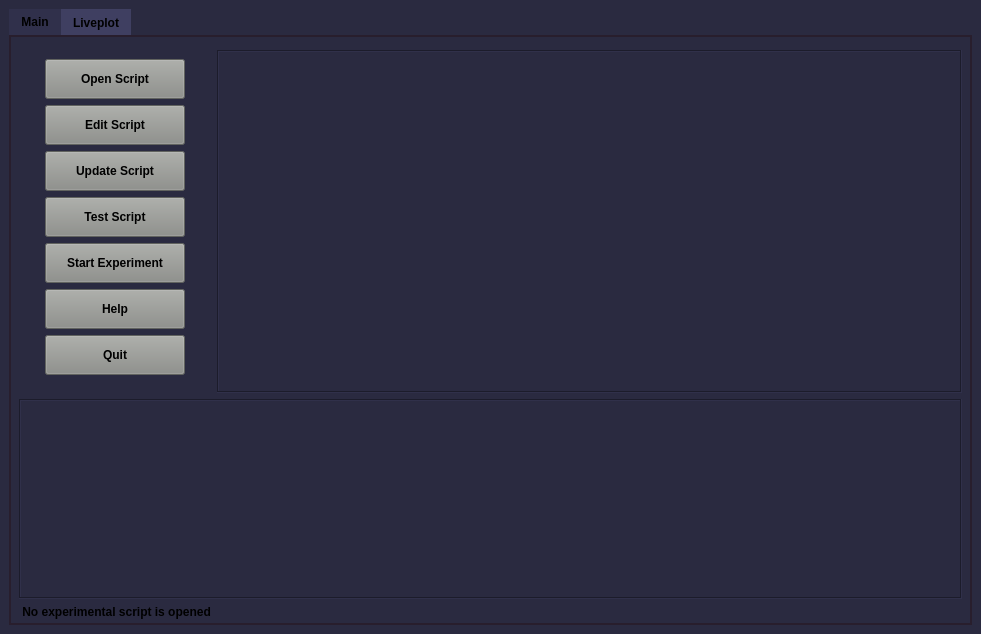
Above: atomize/main/gui/main_window.ui from Anatoly1010/Atomize before the change. Below: the same form after it.
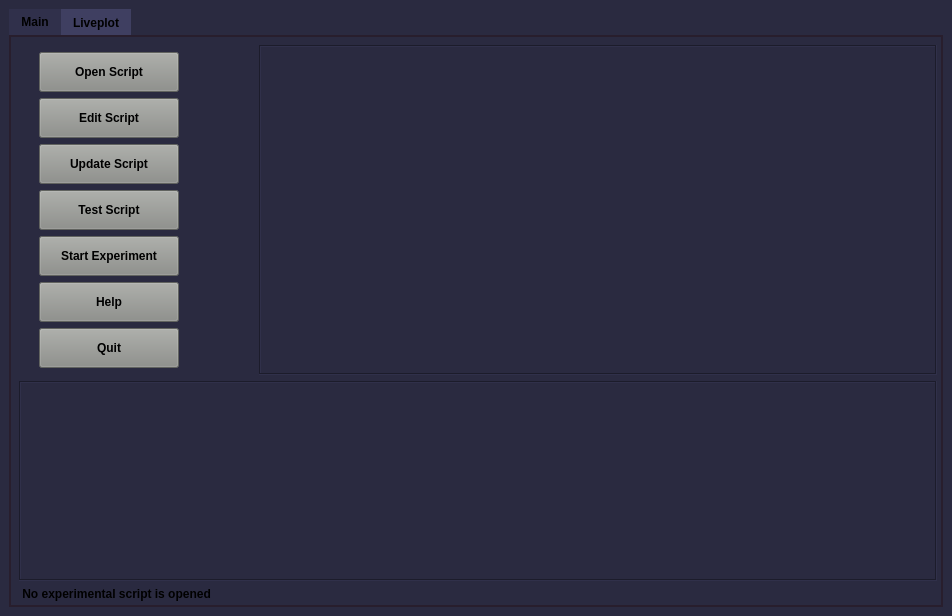
That is the form after the change. Custom widgets are drawn as their Qt base class.

Commit message: 2025-12-28; Gentec-EO Solo2 correction; Save-Open modules fix

Diff of the .ui file:
```diff
--- a/atomize/main/gui/main_window.ui
+++ b/atomize/main/gui/main_window.ui
@@ -6,8 +6,8 @@
    <rect>
     <x>0</x>
     <y>0</y>
-    <width>981</width>
-    <height>634</height>
+    <width>952</width>
+    <height>616</height>
    </rect>
   </property>
   <property name="sizePolicy">
@@ -95,151 +95,46 @@
          <number>4</number>
         </property>
         <item row="0" column="0">
-         <layout class="QGridLayout" name="gridLayout_tab" rowstretch="0,0,0,0,0,0,0,0,0,0,0,0" columnstretch="0,0,0,0,0">
+         <layout class="QGridLayout" name="gridLayout_tab" rowstretch="0,0,0,0,0,0,0,0,0,0,0,0,0,0" columnstretch="0,0,0,0">
           <property name="sizeConstraint">
            <enum>QLayout::SetMinAndMaxSize</enum>
           </property>
           <property name="topMargin">
-           <number>4</number>
+           <number>2</number>
           </property>
-          <item row="2" column="4">
-           <spacer name="horizontalSpacer_4">
-            <property name="orientation">
-             <enum>Qt::Horizontal</enum>
-            </property>
-            <property name="sizeHint" stdset="0">
-             <size>
-              <width>4</width>
-              <height>20</height>
-             </size>
-            </property>
-           </spacer>
-          </item>
-          <item row="6" column="1">
-           <widget class="QPushButton" name="button_start">
-            <property name="minimumSize">
-             <size>
-              <width>140</width>
-              <height>40</height>
-             </size>
-            </property>
-            <property name="font">
-             <font>
-              <weight>75</weight>
-              <bold>true</bold>
-             </font>
-            </property>
-            <property name="styleSheet">
-             <string notr="true">background-color: rgb(136, 138, 133);</string>
-            </property>
-            <property name="text">
-             <string>Start Experiment</string>
-            </property>
-           </widget>
-          </item>
+          <property name="horizontalSpacing">
+           <number>20</number>
+          </property>
+          <property name="verticalSpacing">
+           <number>6</number>
+          </property>
           <item row="2" column="1">
-           <widget class="QPushButton" name="button_open">
-            <property name="sizePolicy">
-             <sizepolicy hsizetype="Minimum" vsizetype="Fixed">
-              <horstretch>0</horstretch>
-              <verstretch>0</verstretch>
-             </sizepolicy>
-            </property>
-            <property name="minimumSize">
-             <size>
-              <width>140</width>
-              <height>40</height>
-             </size>
-            </property>
-            <property name="font">
-             <font>
-              <weight>75</weight>
-              <bold>true</bold>
-             </font>
-            </property>
-            <property name="styleSheet">
-             <string notr="true">background-color: rgb(136, 138, 133);</string>
-            </property>
-            <property name="text">
-             <string>Open Script</string>
-            </property>
-           </widget>
-          </item>
-          <item row="2" column="2">
-           <spacer name="horizontalSpacer">
+           <spacer name="verticalSpacer">
             <property name="orientation">
-             <enum>Qt::Horizontal</enum>
-            </property>
-            <property name="sizeHint" stdset="0">
-             <size>
-              <width>15</width>
-              <height>20</height>
-             </size>
-            </property>
-           </spacer>
-          </item>
-          <item row="1" column="1">
-           <spacer name="verticalSpacer_4">
-            <property name="orientation">
              <enum>Qt::Vertical</enum>
             </property>
-            <property name="sizeType">
-             <enum>QSizePolicy::Fixed</enum>
-            </property>
             <property name="sizeHint" stdset="0">
              <size>
               <width>20</width>
-              <height>0</height>
+              <height>5</height>
              </size>
             </property>
            </spacer>
           </item>
-          <item row="4" column="1">
-           <widget class="QPushButton" name="button_reload">
-            <property name="minimumSize">
-             <size>
-              <width>0</width>
-              <height>40</height>
-             </size>
-            </property>
-            <property name="font">
-             <font>
-              <weight>75</weight>
-              <bold>true</bold>
-             </font>
-            </property>
-            <property name="styleSheet">
-             <string notr="true">background-color: rgb(136, 138, 133);</string>
-            </property>
-            <property name="text">
-             <string>Update Script</string>
-            </property>
-           </widget>
-          </item>
-          <item row="1" column="0">
-           <spacer name="verticalSpacer_6">
-            <property name="orientation">
-             <enum>Qt::Vertical</enum>
-            </property>
-            <property name="sizeType">
-             <enum>QSizePolicy::Fixed</enum>
-            </property>
-            <property name="sizeHint" stdset="0">
-             <size>
-              <width>20</width>
-              <height>3</height>
-             </size>
-            </property>
-           </spacer>
-          </item>
-          <item row="1" column="3" rowspan="10">
+          <item row="2" column="3" rowspan="9">
            <widget class="CodeEditor" name="textEdit">
             <property name="sizePolicy">
              <sizepolicy hsizetype="Expanding" vsizetype="Expanding">
               <horstretch>100</horstretch>
-              <verstretch>100</verstretch>
+              <verstretch>250</verstretch>
              </sizepolicy>
             </property>
+            <property name="minimumSize">
+             <size>
+              <width>0</width>
+              <height>200</height>
+             </size>
+            </property>
             <property name="font">
              <font>
               <family>Arial</family>
@@ -286,8 +181,80 @@
             </property>
            </widget>
           </item>
+          <item row="7" column="1">
+           <widget class="QPushButton" name="button_start">
+            <property name="minimumSize">
+             <size>
+              <width>140</width>
+              <height>40</height>
+             </size>
+            </property>
+            <property name="font">
+             <font>
+              <weight>75</weight>
+              <bold>true</bold>
+             </font>
+            </property>
+            <property name="styleSheet">
+             <string notr="true">background-color: rgb(136, 138, 133);</string>
+            </property>
+            <property name="text">
+             <string>Start Experiment</string>
+            </property>
+           </widget>
+          </item>
+          <item row="5" column="1">
+           <widget class="QPushButton" name="button_reload">
+            <property name="minimumSize">
+             <size>
+              <width>0</width>
+              <height>40</height>
+             </size>
+            </property>
+            <property name="font">
+             <font>
+              <weight>75</weight>
+              <bold>true</bold>
+             </font>
+            </property>
+            <property name="styleSheet">
+             <string notr="true">background-color: rgb(136, 138, 133);</string>
+            </property>
+            <property name="text">
+             <string>Update Script</string>
+            </property>
+           </widget>
+          </item>
+          <item row="3" column="1">
+           <widget class="QPushButton" name="button_open">
+            <property name="sizePolicy">
+             <sizepolicy hsizetype="Minimum" vsizetype="Fixed">
+              <horstretch>0</horstretch>
+              <verstretch>0</verstretch>
+             </sizepolicy>
+            </property>
+            <property name="minimumSize">
+             <size>
+              <width>140</width>
+              <height>40</height>
+             </size>
+            </property>
+            <property name="font">
+             <font>
+              <weight>75</weight>
+              <bold>true</bold>
+             </font>
+            </property>
+            <property name="styleSheet">
+             <string notr="true">background-color: rgb(136, 138, 133);</string>
+            </property>
+            <property name="text">
+             <string>Open Script</string>
+            </property>
+           </widget>
+          </item>
           <item row="0" column="1">
-           <spacer name="verticalSpacer_5">
+           <spacer name="verticalSpacer_4">
             <property name="orientation">
              <enum>Qt::Vertical</enum>
             </property>
@@ -297,12 +264,34 @@
             <property name="sizeHint" stdset="0">
              <size>
               <width>20</width>
-              <height>3</height>
+              <height>0</height>
              </size>
             </property>
            </spacer>
           </item>
-          <item row="11" column="0" colspan="4">
+          <item row="4" column="1">
+           <widget class="QPushButton" name="button_edit">
+            <property name="minimumSize">
+             <size>
+              <width>140</width>
+              <height>40</height>
+             </size>
+            </property>
+            <property name="font">
+             <font>
+              <weight>75</weight>
+              <bold>true</bold>
+             </font>
+            </property>
+            <property name="styleSheet">
+             <string notr="true">background-color: rgb(136, 138, 133);</string>
+            </property>
+            <property name="text">
+             <string>Edit Script</string>
+            </property>
+           </widget>
+          </item>
+          <item row="13" column="0" colspan="4">
            <widget class="CodeEditor" name="text_errors">
             <property name="minimumSize">
              <size>
@@ -350,42 +339,7 @@
             </property>
            </widget>
           </item>
-          <item row="3" column="1">
-           <widget class="QPushButton" name="button_edit">
-            <property name="minimumSize">
-             <size>
-              <width>140</width>
-              <height>40</height>
-             </size>
-            </property>
-            <property name="font">
-             <font>
-              <weight>75</weight>
-              <bold>true</bold>
-             </font>
-            </property>
-            <property name="styleSheet">
-             <string notr="true">background-color: rgb(136, 138, 133);</string>
-            </property>
-            <property name="text">
-             <string>Edit Script</string>
-            </property>
-           </widget>
-          </item>
-          <item row="9" column="1" rowspan="2">
-           <spacer name="verticalSpacer">
-            <property name="orientation">
-             <enum>Qt::Vertical</enum>
-            </property>
-            <property name="sizeHint" stdset="0">
-             <size>
-              <width>20</width>
-              <height>56</height>
-             </size>
-            </property>
-           </spacer>
-          </item>
-          <item row="8" column="1">
+          <item row="9" column="1">
            <widget class="QPushButton" name="button_quit">
             <property name="minimumSize">
              <size>
@@ -407,33 +361,7 @@
             </property>
            </widget>
           </item>
-          <item row="9" column="2" rowspan="2">
-           <spacer name="verticalSpacer_3">
-            <property name="orientation">
-             <enum>Qt::Vertical</enum>
-            </property>
-            <property name="sizeHint" stdset="0">
-             <size>
-              <width>20</width>
-              <height>40</height>
-             </size>
-            </property>
-           </spacer>
-          </item>
-          <item row="2" column="0">
-           <spacer name="horizontalSpacer_2">
-            <property name="orientation">
-             <enum>Qt::Horizontal</enum>
-            </property>
-            <property name="sizeHint" stdset="0">
-             <size>
-              <width>15</width>
-              <height>20</height>
-             </size>
-            </property>
-           </spacer>
-          </item>
-          <item row="5" column="1">
+          <item row="6" column="1">
            <widget class="QPushButton" name="button_test">
             <property name="minimumSize">
              <size>
@@ -455,7 +383,7 @@
             </property>
            </widget>
           </item>
-          <item row="7" column="1">
+          <item row="8" column="1">
            <widget class="QPushButton" name="button_help">
             <property name="minimumSize">
              <size>
@@ -477,10 +405,42 @@
             </property>
            </widget>
           </item>
+          <item row="10" column="1">
+           <spacer name="verticalSpacer_2">
+            <property name="orientation">
+             <enum>Qt::Vertical</enum>
+            </property>
+            <property name="sizeHint" stdset="0">
+             <size>
+              <width>20</width>
+              <height>11</height>
+             </size>
+            </property>
+           </spacer>
+          </item>
+          <item row="3" column="2">
+           <spacer name="horizontalSpacer">
+            <property name="orientation">
+             <enum>Qt::Horizontal</enum>
+            </property>
+            <property name="sizeHint" stdset="0">
+             <size>
+              <width>40</width>
+              <height>20</height>
+             </size>
+            </property>
+           </spacer>
+          </item>
          </layout>
         </item>
         <item row="1" column="0">
          <widget class="QLabel" name="label_filename">
+          <property name="sizePolicy">
+           <sizepolicy hsizetype="Fixed" vsizetype="Fixed">
+            <horstretch>0</horstretch>
+            <verstretch>0</verstretch>
+           </sizepolicy>
+          </property>
           <property name="font">
            <font>
             <weight>75</weight>
```
The commit also changes 28 other files.
